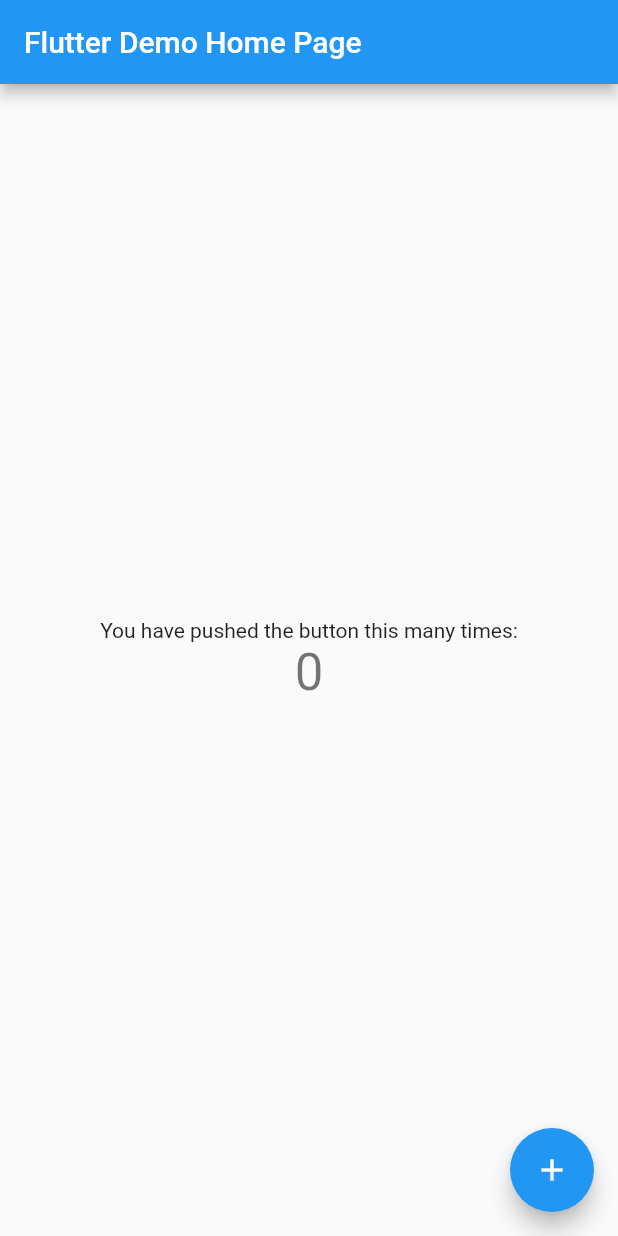
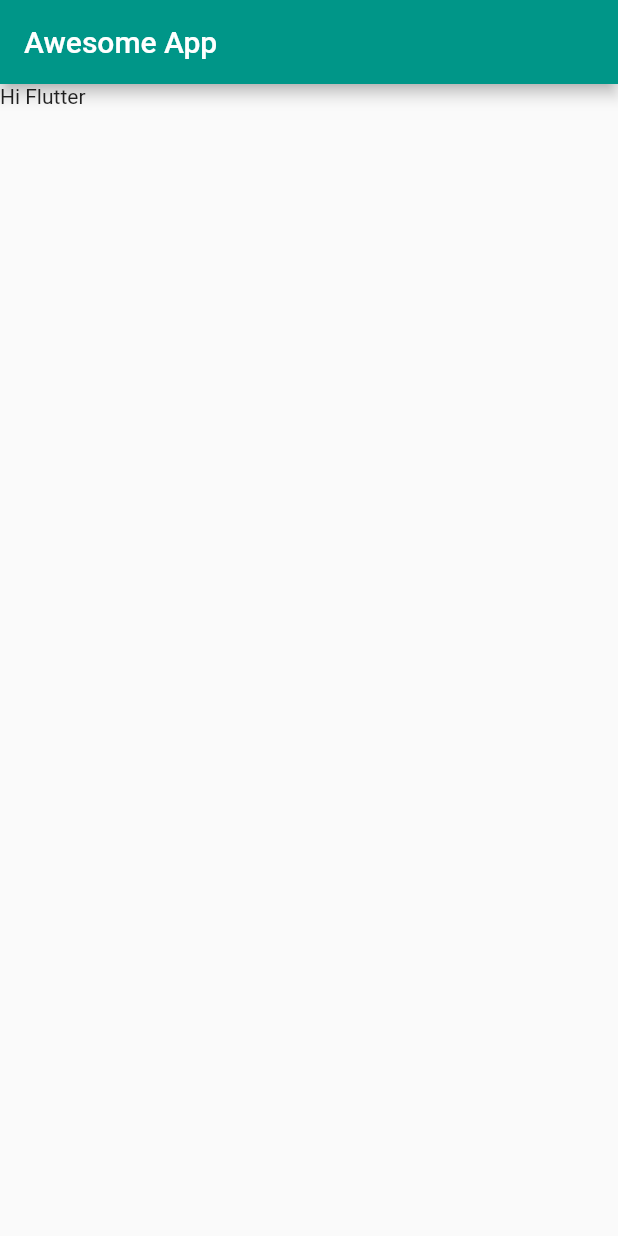
Before and after one commit to thedrivingforc/Flutter_practice, a Flutter app: the screen it shows after launch, on a phone screen of 412 x 824 dp. Run offline on Flutter 3.47's test engine with Material 2 defaults, Android fonts, the light colour scheme and no system bars.

Commit message:
ch1 completed...basic str

```diff
--- a/lib/main.dart
+++ b/lib/main.dart
@@ -1,113 +1,24 @@
 import 'package:flutter/material.dart';
 
 void main() {
-  runApp(MyApp());
+  runApp(MaterialApp(
+    home: Homepage(),
+    theme: ThemeData(
+      primarySwatch: Colors.teal,
+    ),
+  ));
 }
 
-class MyApp extends StatelessWidget {
-  // This widget is the root of your application.
+class Homepage extends StatelessWidget {
   @override
   Widget build(BuildContext context) {
-    return MaterialApp(
-      title: 'Flutter Demo',
-      theme: ThemeData(
-        // This is the theme of your application.
-        //
-        // Try running your application with "flutter run". You'll see the
-        // application has a blue toolbar. Then, without quitting the app, try
-        // changing the primarySwatch below to Colors.green and then invoke
-        // "hot reload" (press "r" in the console where you ran "flutter run",
-        // or simply save your changes to "hot reload" in a Flutter IDE).
-        // Notice that the counter didn't reset back to zero; the application
-        // is not restarted.
-        primarySwatch: Colors.blue,
+    return Scaffold(
+      appBar: AppBar(
+        title: Text("Awesome App"),
       ),
-      home: MyHomePage(title: 'Flutter Demo Home Page'),
+      body: Container(
+        child: Text("Hi Flutter"),
+      ),
     );
   }
 }
-
-class MyHomePage extends StatefulWidget {
-  MyHomePage({Key key, this.title}) : super(key: key);
-
-  // This widget is the home page of your application. It is stateful, meaning
-  // that it has a State object (defined below) that contains fields that affect
-  // how it looks.
-
-  // This class is the configuration for the state. It holds the values (in this
-  // case the title) provided by the parent (in this case the App widget) and
-  // used by the build method of the State. Fields in a Widget subclass are
-  // always marked "final".
-
-  final String title;
-
-  @override
-  _MyHomePageState createState() => _MyHomePageState();
-}
-
-class _MyHomePageState extends State<MyHomePage> {
-  int _counter = 0;
-
-  void _incrementCounter() {
-    setState(() {
-      // This call to setState tells the Flutter framework that something has
-      // changed in this State, which causes it to rerun the build method below
-      // so that the display can reflect the updated values. If we changed
-      // _counter without calling setState(), then the build method would not be
-      // called again, and so nothing would appear to happen.
-      _counter++;
-    });
-  }
-
-  @override
-  Widget build(BuildContext context) {
-    // This method is rerun every time setState is called, for instance as done
-    // by the _incrementCounter method above.
-    //
-    // The Flutter framework has been optimized to make rerunning build methods
-    // fast, so that you can just rebuild anything that needs updating rather
-    // than having to individually change instances of widgets.
-    return Scaffold(
-      appBar: AppBar(
-        // Here we take the value from the MyHomePage object that was created by
-        // the App.build method, and use it to set our appbar title.
-        title: Text(widget.title),
-      ),
-      body: Center(
-        // Center is a layout widget. It takes a single child and positions it
-        // in the middle of the parent.
-        child: Column(
-          // Column is also a layout widget. It takes a list of children and
-          // arranges them vertically. By default, it sizes itself to fit its
-          // children horizontally, and tries to be as tall as its parent.
-          //
-          // Invoke "debug painting" (press "p" in the console, choose the
-          // "Toggle Debug Paint" action from the Flutter Inspector in Android
-          // Studio, or the "Toggle Debug Paint" command in Visual Studio Code)
-          // to see the wireframe for each widget.
-          //
-          // Column has various properties to control how it sizes itself and
-          // how it positions its children. Here we use mainAxisAlignment to
-          // center the children vertically; the main axis here is the vertical
-          // axis because Columns are vertical (the cross axis would be
-          // horizontal).
-          mainAxisAlignment: MainAxisAlignment.center,
-          children: <Widget>[
-            Text(
-              'You have pushed the button this many times:',
-            ),
-            Text(
-              '$_counter',
-              style: Theme.of(context).textTheme.headline4,
-            ),
-          ],
-        ),
-      ),
-      floatingActionButton: FloatingActionButton(
-        onPressed: _incrementCounter,
-        tooltip: 'Increment',
-        child: Icon(Icons.add),
-      ), // This trailing comma makes auto-formatting nicer for build methods.
-    );
-  }
-}
```
